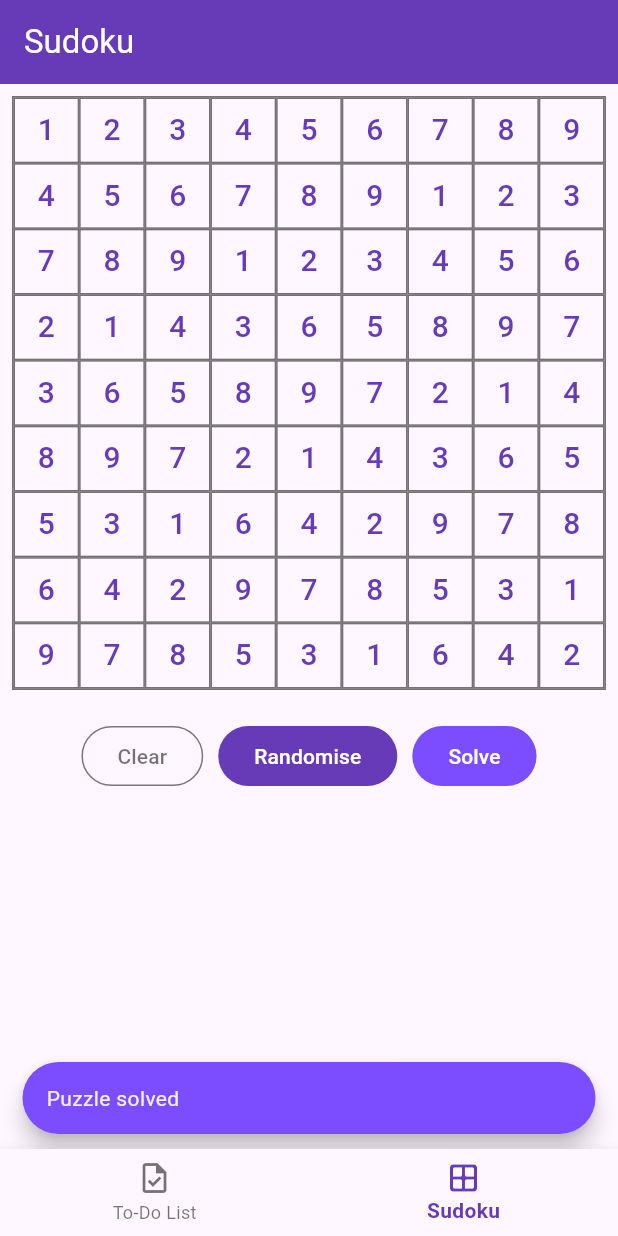
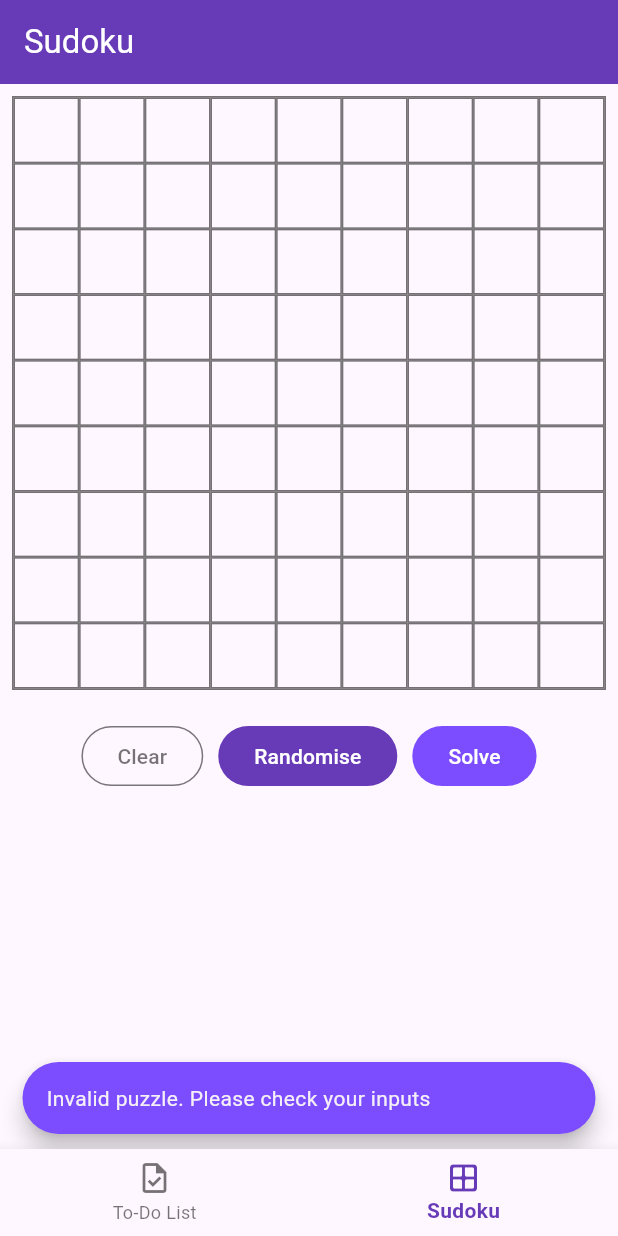
Before and after one commit to hmai2139/rapidmap-test, a Flutter app: the screen it shows after launch, item 2 of the bottom bar chosen, after a tap on "Solve", on a phone screen of 412 x 824 dp. Run offline on Flutter 3.47's test engine with Material 3 defaults, Android fonts, the phone set to English and light mode, and no system bars; our stand-ins replace sqflite; accounts and stored records are empty.

Commit message:
Show error snackbar if attempting to solve an invalid puzzle.

```diff
--- a/lib/sudoku/sudoku.dart
+++ b/lib/sudoku/sudoku.dart
@@ -137,7 +137,11 @@
                   FilledButton(
                     style: FilledButton.styleFrom(
                         backgroundColor: AppColours.accent),
-                    onPressed: _isValid ? _solvePuzzle : _solvePuzzle,
+                    onPressed: _isValid
+                        ? _solvePuzzle
+                        : () => showSnackBar(
+                            context, 'Invalid puzzle. Please check your inputs',
+                            duration: const Duration(seconds: 2),),
                     child: const Text('Solve'),
                   ),
                 ],
--- a/lib/utils/snackbar_utils.dart
+++ b/lib/utils/snackbar_utils.dart
@@ -3,7 +3,8 @@
 import '../stylings/app_colours.dart';
 
 /// Shows a Snackbar with [text].
-void showSnackBar(BuildContext context, String text) {
+void showSnackBar(BuildContext context, String text,
+    {Duration duration = const Duration(seconds: 1)}) {
   final snackBar = SnackBar(
     content: Text(text),
     behavior: SnackBarBehavior.floating,
@@ -11,7 +12,7 @@
       borderRadius: BorderRadius.circular(24),
     ),
     backgroundColor: AppColours.accent,
-    duration: const Duration(seconds: 1),
+    duration: duration,
   );
   ScaffoldMessenger.of(context).showSnackBar(snackBar);
 }
```
